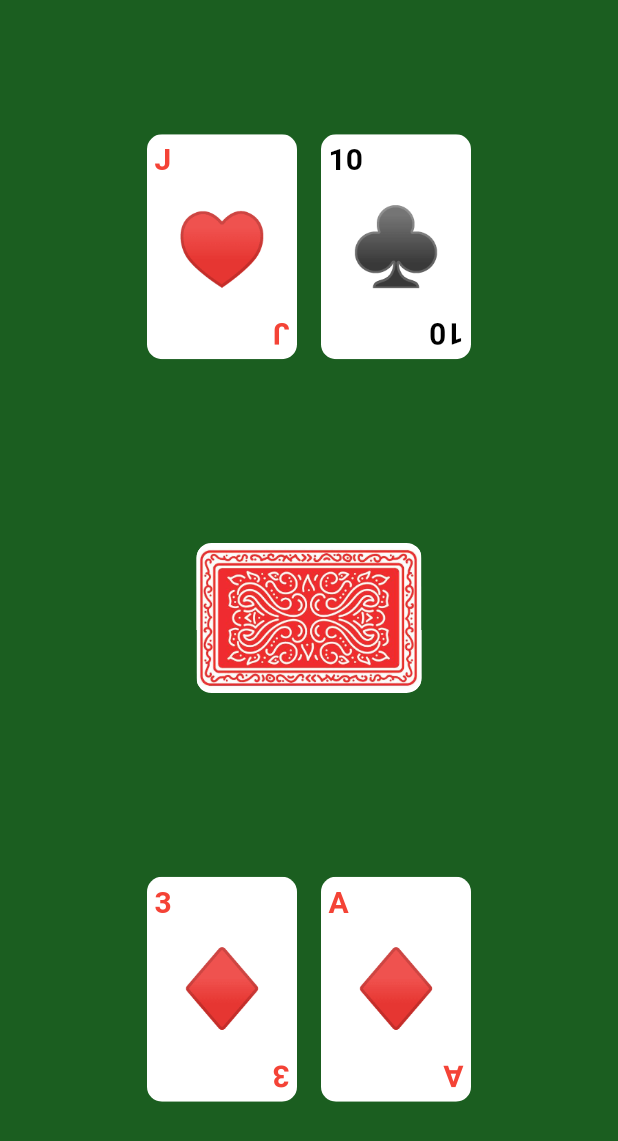
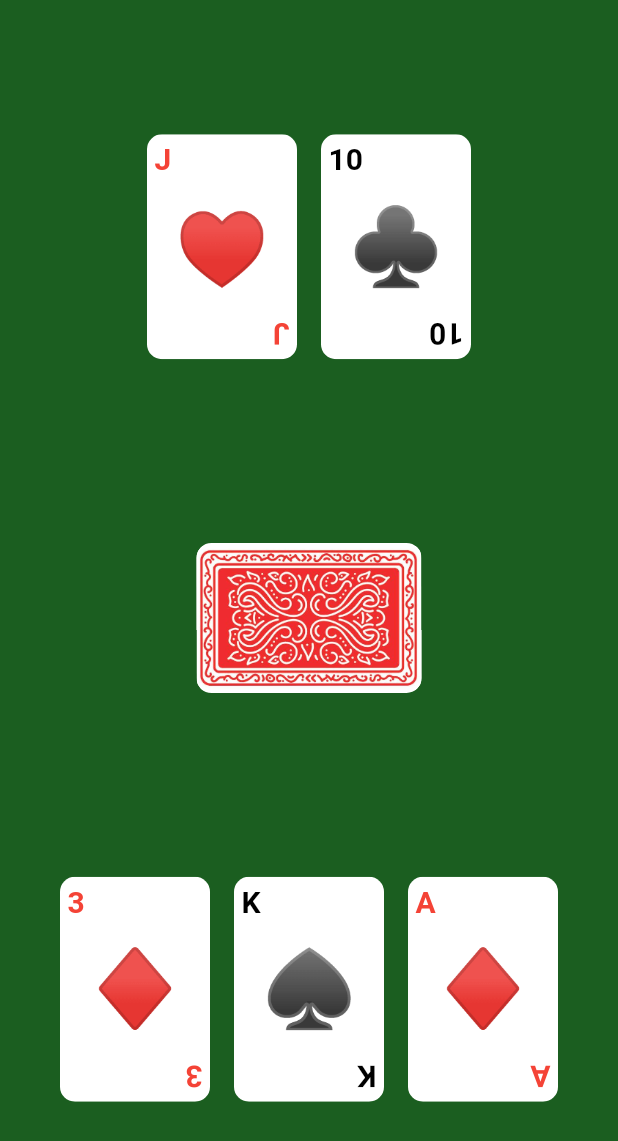
Before and after one commit to shinnkura/blackjack_app, a Flutter app: the screen it shows after launch, on a phone screen of 412 x 824 dp. Shown: the top 1141 px of the screen. Run offline on Flutter 3.47's test engine with Material 2 defaults, Android fonts, the light colour scheme and no system bars.

Commit message:
カードをタップした際に、裏面にする

```diff
--- a/lib/card_template.dart
+++ b/lib/card_template.dart
@@ -15,11 +15,6 @@ class CardTemplate extends StatelessWidget {
     required this.color,
     required this.number,
   });
-  // CardTemplate({
-  //   this.suit = const Icon(Icons.favorite), // デフォルト値としてアイコンを設定
-  //   this.color = Colors.black, // デフォルト値として黒色を設定
-  //   this.number = '1', // デフォルト値として'0'を設定
-  // });
 
   @override
   Widget build(BuildContext context) {
--- a/lib/home_page.dart
+++ b/lib/home_page.dart
@@ -69,6 +69,11 @@ class _HomePageState extends State<HomePage>
                   number: '3',
                   suit: diamond(),
                 ),
+                CardTemplate(
+                  color: Colors.black,
+                  number: 'K',
+                  suit: spade(),
+                ),
                 getFlippingCard("A", diamond(), Colors.red),
               ],
             ),
@@ -98,11 +103,12 @@ class _HomePageState extends State<HomePage>
                 number: number,
                 suit: suit,
               )
-            : CardTemplate(
-                color: color,
-                number: number,
-                suit: suit,
-              ),
+            : CardBack(),
+        // : CardTemplate(
+        //     color: color,
+        //     number: number,
+        //     suit: suit,
+        //   ),
       ),
     );
   }
```
